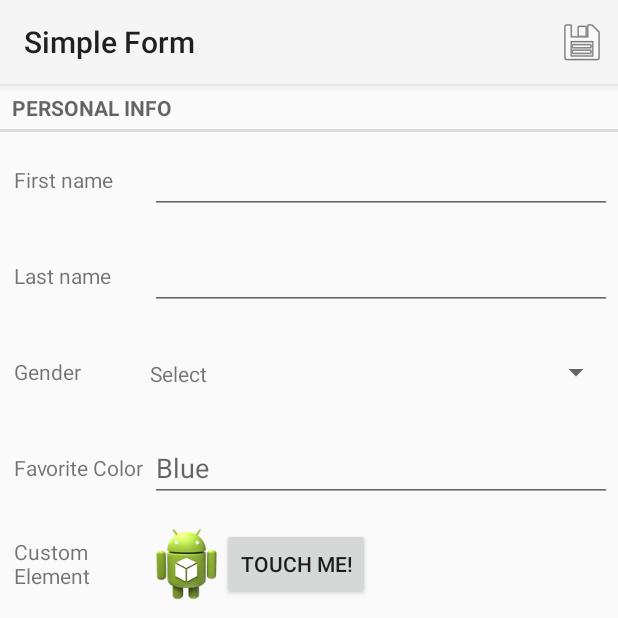
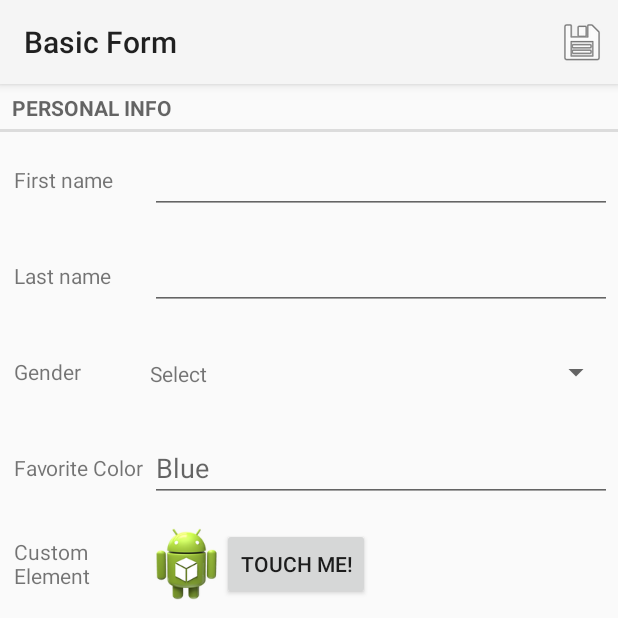
Before and after one commit to dkharrat/NexusDialog, an Android app: the screen it shows after launch (BasicForm), after a tap on "Basic Form", on a phone screen of 412 x 824 dp, the top half of it. Run offline under Robolectric (Android 15) with nearby library versions, the phone set to English and light mode, and no system bars; 1 statement that could not run was skipped.

Commit message:
updated some docs and added another example

```diff
--- a/nexusdialog/src/main/java/com/github/dkharrat/nexusdialog/controllers/DatePickerController.java
+++ b/nexusdialog/src/main/java/com/github/dkharrat/nexusdialog/controllers/DatePickerController.java
@@ -19,6 +19,9 @@ import android.widget.EditText;
 
 /**
  * Represents a field that allows selecting a specific date via a date picker.
+ * <p/>
+ * For the field value, the associated FormModel must return a {@link Date} instance. No selected date can be
+ * represented by returning {@code null} for the value of the field.
  */
 public class DatePickerController extends LabeledFieldController {
     private DatePickerDialog datePickerDialog = null;
@@ -39,7 +42,7 @@ public class DatePickerController extends LabeledFieldController {
     }
 
     /**
-     * Constructs a new instance of a date picker field, with the selected displayed in "MMM d, yyyy" format.
+     * Constructs a new instance of a date picker field, with the selected date displayed in "MMM d, yyyy" format.
      *
      * @param name              the name of the field
      * @param labelText         the label to display beside the field
--- a/nexusdialog/src/main/java/com/github/dkharrat/nexusdialog/controllers/EditTextController.java
+++ b/nexusdialog/src/main/java/com/github/dkharrat/nexusdialog/controllers/EditTextController.java
@@ -11,6 +11,8 @@ import android.widget.EditText;
  * Represents a field that allows free-form text.
  */
 public class EditTextController extends LabeledFieldController {
+
+    private final static int EDIT_TEXT_ID = 1001;
 
     private final int inputType;
     private final String placeholder;
@@ -56,12 +58,12 @@ public class EditTextController extends LabeledFieldController {
     }
 
     /**
-     * Indicates whether this text box has multi-line enabled.
+     * Returns the EditText view associated with this element.
      *
-     * @return  true if this text box has multi-line enabled, or false otherwise
+     * @return the EditText view associated with this element
      */
-    public boolean isMultiLine() {
-        return (inputType | InputType.TYPE_TEXT_FLAG_MULTI_LINE) != 0;
+    public EditText getEditText() {
+        return (EditText)getView().findViewById(EDIT_TEXT_ID);
     }
 
     /**
@@ -71,6 +73,15 @@ public class EditTextController extends LabeledFieldController {
      */
     public int getInputType() {
         return inputType;
+    }
+
+    /**
+     * Indicates whether this text box has multi-line enabled.
+     *
+     * @return  true if this text box has multi-line enabled, or false otherwise
+     */
+    public boolean isMultiLine() {
+        return (inputType | InputType.TYPE_TEXT_FLAG_MULTI_LINE) != 0;
     }
 
     @Override
--- a/nexusdialog/src/main/java/com/github/dkharrat/nexusdialog/controllers/SelectionController.java
+++ b/nexusdialog/src/main/java/com/github/dkharrat/nexusdialog/controllers/SelectionController.java
@@ -13,8 +13,15 @@ import com.github.dkharrat.nexusdialog.R;
 
 /**
  * Represents a field that allows a user to select from a list of items.
+ * <p/>
+ * For the field value, the associated FormModel must return either a String or a 0-based index, representing the
+ * currently selected item. Which representation to use is specified by the constructor. In either representation, no
+ * selection can be represented by returning {@code null} for the value of the field.
  */
 public class SelectionController extends LabeledFieldController {
+
+    private final static int SPINNER_ID = 1001;
+
     private final String prompt;
     private final List<String> items;
     private final List<?> values;
@@ -56,9 +63,19 @@ public class SelectionController extends LabeledFieldController {
         this.values = values;
     }
 
+    /**
+     * Returns the Spinner view associated with this element.
+     *
+     * @return the Spinner view associated with this element
+     */
+    public Spinner getSpinner() {
+        return (Spinner)getView().findViewById(SPINNER_ID);
+    }
+
     @Override
     protected View constructFieldView() {
         Spinner spinnerView = new Spinner(getContext());
+        spinnerView.setId(SPINNER_ID);
         spinnerView.setPrompt(prompt);
         ArrayAdapter<String> spinnerAdapter = new ArrayAdapter<String>(getContext(), android.R.layout.simple_spinner_item, items);
         spinnerAdapter.setDropDownViewResource(android.R.layout.simple_spinner_dropdown_item);
--- a/samples/catalog/src/main/AndroidManifest.xml
+++ b/samples/catalog/src/main/AndroidManifest.xml
@@ -19,5 +19,7 @@
         </activity>
         <activity android:name=".BasicForm"
                   android:theme="@style/Theme.AppCompat.Light"/>
+        <activity android:name=".SimpleExample"
+                  android:theme="@style/Theme.AppCompat.Light"/>
     </application>
 </manifest>
--- a/samples/catalog/src/main/java/com/github/dkharrat/nexusdialog/samples/catalog/BasicForm.java
+++ b/samples/catalog/src/main/java/com/github/dkharrat/nexusdialog/samples/catalog/BasicForm.java
@@ -12,10 +12,19 @@ import com.github.dkharrat.nexusdialog.controllers.SearchableSelectionController
 import com.github.dkharrat.nexusdialog.controllers.SelectionController;
 import com.github.dkharrat.nexusdialog.util.MessageUtil;
 
-import java.util.ArrayList;
 import java.util.Arrays;
 import java.util.List;
 
+/**
+ * Demonstrates the following functionality:
+ * <ul>
+ *  <li>SearchableSelectionController</li>
+ *  <li>Event handling</li>
+ *  <li>Using a Custom Element</li>
+ *  <li>Basic Validations</li>
+ *  <li>Property change notifications</li>
+ * </ul>
+ */
 public class BasicForm extends FormActivity {
 
     private final static String FIRST_NAME = "firstName";
@@ -35,14 +44,14 @@ public class BasicForm extends FormActivity {
         CustomElement customElem = new CustomElement(this, CUSTOM_ELEM, "Custom Element");
         customElem.getButton().setOnClickListener(new View.OnClickListener() {
             @Override public void onClick(View v) {
-                MessageUtil.showAlertMessage("Greatness", "Thanks!", BasicForm.this);
+                MessageUtil.showAlertMessage("Greatness", "You're awesome!", BasicForm.this);
             }
         });
         section.addElement(customElem);
 
         addSection(section);
 
-        setTitle("Simple Form");
+        setTitle("Basic Form");
     }
 
     private final SelectionDataSource dataSource = new SelectionDataSource() {
--- a/samples/catalog/src/main/java/com/github/dkharrat/nexusdialog/samples/catalog/MainActivity.java
+++ b/samples/catalog/src/main/java/com/github/dkharrat/nexusdialog/samples/catalog/MainActivity.java
@@ -18,15 +18,26 @@ public class MainActivity extends ActionBarActivity {
 
         ListView listView = (ListView)findViewById(R.id.examples_list);
 
-        String[] items = {"Basic Form"};
+        String[] items = {"Simple Example", "Basic Form"};
         ListAdapter adapter = new ArrayAdapter<String>(this, android.R.layout.simple_list_item_1, items);
         listView.setAdapter(adapter);
         listView.setOnItemClickListener(new AdapterView.OnItemClickListener() {
             @Override public void onItemClick(AdapterView<?> parent, View view, int position, long id) {
-                if (position == 0) {
-                    Intent intent = new Intent(MainActivity.this, BasicForm.class);
-                    startActivity(intent);
+                Intent intent;
+                switch(position) {
+                    case 0: {
+                        intent = new Intent(MainActivity.this, SimpleExample.class);
+                        break;
+                    }
+                    case 1: {
+                        intent = new Intent(MainActivity.this, BasicForm.class);
+                        break;
+                    }
+                    default: {
+                        throw new Error("Unhandled list item " + position);
+                    }
                 }
+                startActivity(intent);
             }
         });
     }
```
Also changed, not shown: nexusdialog/src/main/java/com/github/dkharrat/nexusdialog/controllers/SearchableSelectionController.java (+7 -4 lines), samples/catalog/src/main/java/com/github/dkharrat/nexusdialog/samples/catalog/SimpleExample.java (added, +25 -0 lines), 1 other file.
